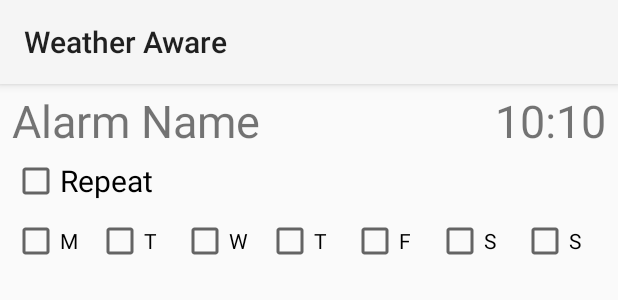
After one commit to croccy21/Weather-Aware-Android, an Android app: the layout fragment_alarm_editor.xml on its own in the app's theme, with its tools: preview values and no code run, on a phone screen of 412 x 824 dp. The commit adds this screen. Shown: the top 300 px of the screen. Run offline under Robolectric (Android 15) with nearby library versions, the phone set to English and light mode, and no system bars.

Commit message:
Started making alarm edit ui

```diff
--- a/Android/WeatherAware/app/src/main/java/com/joelgoddard/weatheraware/AlarmData.java
+++ b/Android/WeatherAware/app/src/main/java/com/joelgoddard/weatheraware/AlarmData.java
@@ -104,7 +104,7 @@
     }
 
     public String getURL(){
-        String url = "www.server.co.uk/?";
+        String url = "109.104.92.195/?";
         url+="count="+conditions.size();
         for(AlarmCondition condition:conditions){
             String next = condition.getURL();
--- a/Android/WeatherAware/app/src/main/res/layout/alarm_grid_item.xml
+++ b/Android/WeatherAware/app/src/main/res/layout/alarm_grid_item.xml
@@ -33,9 +33,5 @@
             android:layout_toLeftOf="@id/clock_display"
             />
     </RelativeLayout>
-    <View
-        android:layout_width="match_parent"
-        android:layout_height="1dp"
-        android:background="#202020"/>
 
 </LinearLayout>
--- a/Android/WeatherAware/app/src/main/res/layout/alarm_list_item.xml
+++ b/Android/WeatherAware/app/src/main/res/layout/alarm_list_item.xml
@@ -33,9 +33,5 @@
             android:layout_toLeftOf="@id/clock_display"
             />
     </RelativeLayout>
-    <View
-        android:layout_width="match_parent"
-        android:layout_height="1dp"
-        android:background="#202020"/>
 
 </LinearLayout>
--- /dev/null
+++ b/Android/WeatherAware/app/src/main/res/layout/fragment_alarm_editor.xml
@@ -0,0 +1,87 @@
+<?xml version="1.0" encoding="utf-8"?>
+<LinearLayout xmlns:android="http://schemas.android.com/apk/res/android"
+    android:orientation="vertical" android:layout_width="match_parent"
+    android:layout_height="match_parent"
+    android:paddingLeft="8dp"
+    android:paddingRight="8dp">
+
+    <RelativeLayout
+        android:layout_width="match_parent"
+        android:layout_height="wrap_content"
+        android:layout_gravity="right"
+        android:paddingTop="4dp"
+        android:paddingBottom="4dp">
+
+        <TextView
+            android:id="@+id/clock_display"
+            android:layout_width="wrap_content"
+            android:layout_height="wrap_content"
+            android:layout_alignParentRight="true"
+            android:textSize="30sp"
+            android:text="10:10"
+            />
+
+        <TextView
+            android:id="@+id/alarm_name"
+            android:layout_width="match_parent"
+            android:layout_height="wrap_content"
+            android:text="Alarm Name"
+            android:textSize="30sp"
+            android:ellipsize="end"
+            android:maxLines="1"
+            android:singleLine="true"
+            android:layout_toLeftOf="@id/clock_display"
+            />
+    </RelativeLayout>
+
+    <CheckBox
+        android:layout_width="wrap_content"
+        android:layout_height="wrap_content"
+        android:text="Repeat"
+        android:textSize="20sp"
+        />
+
+    <LinearLayout
+        android:layout_width="match_parent"
+        android:layout_height="wrap_content"
+        android:orientation="horizontal"
+        android:paddingTop="8dp"
+        android:paddingBottom="8dp">
+        <CheckBox
+            android:layout_width="0dp"
+            android:layout_height="wrap_content"
+            android:layout_weight="1"
+            android:text="M"/>
+        <CheckBox
+            android:layout_width="0dp"
+            android:layout_height="wrap_content"
+            android:layout_weight="1"
+            android:text="T"/>
+        <CheckBox
+            android:layout_width="0dp"
+            android:layout_height="wrap_content"
+            android:layout_weight="1"
+            android:text="W"/>
+        <CheckBox
+            android:layout_width="0dp"
+            android:layout_height="wrap_content"
+            android:layout_weight="1"
+            android:text="T"/>
+        <CheckBox
+            android:layout_width="0dp"
+            android:layout_height="wrap_content"
+            android:layout_weight="1"
+            android:text="F"/>
+        <CheckBox
+            android:layout_width="0dp"
+            android:layout_height="wrap_content"
+            android:layout_weight="1"
+            android:text="S"/>
+        <CheckBox
+            android:layout_width="0dp"
+            android:layout_height="wrap_content"
+            android:layout_weight="1"
+            android:text="S"/>
+    </LinearLayout>
+
+</LinearLayout>
--- a/Android/WeatherAware/app/src/main/res/values/strings.xml
+++ b/Android/WeatherAware/app/src/main/res/values/strings.xml
@@ -4,4 +4,7 @@
     <string name="hello_world">Hello world!</string>
     <string name="action_settings">Settings</string>
     <string name="title_activity_main">MainActivity</string>
+
+<!-- TODO: Remove or change this placeholder text -->
+    <string name="hello_blank_fragment">Hello blank fragment</string>
 </resources>
```
Also changed, not shown: Android/WeatherAware/app/src/main/java/com/joelgoddard/weatheraware/AlarmEditorFragment.java (added, +109 -0 lines), Android/WeatherAware/app/src/main/java/com/joelgoddard/weatheraware/MainActivityFragment.java (deleted, +0 -23 lines), Android/WeatherAware/app/src/main/res/layout/activity_main.xml (+5 -3 lines), Android/WeatherAware/app/src/main/res/layout/fragment_main.xml (deleted, +0 -13 lines).
